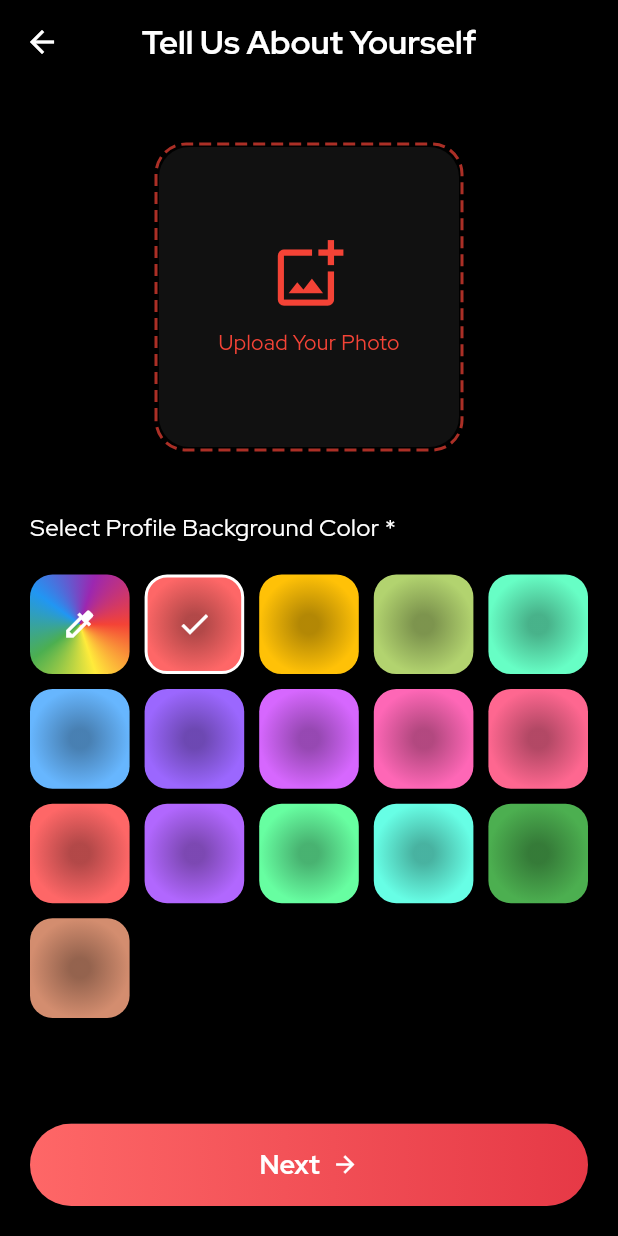
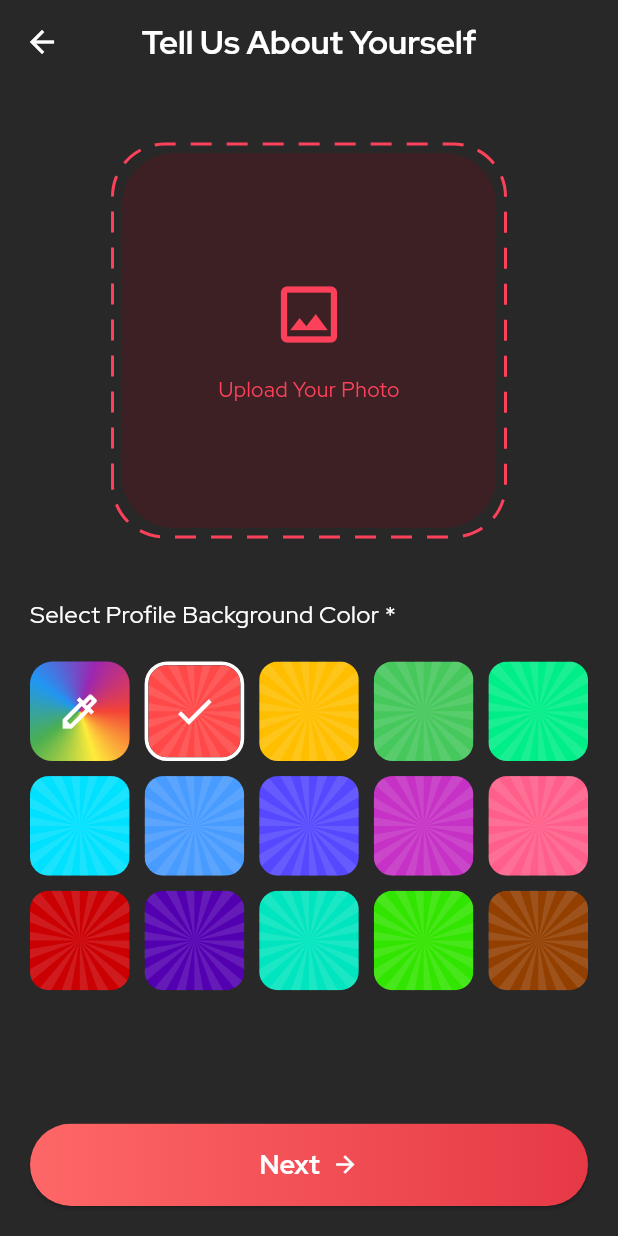
Before and after one commit to abeera-zainab/appsip, a Flutter app: the TellUsAboutYourselfScreen screen opened directly, after a tap on "Upload Your Photo", on a phone screen of 412 x 824 dp. Run offline on Flutter 3.47's test engine with Material 3 defaults, Android fonts, the phone set to English and light mode, and no system bars; drawn by our look-alikes of dotted_border; our stand-ins replace image_picker.

Commit message:
Modified Tell Us About Yourself Screen

```diff
--- a/lib/main.dart
+++ b/lib/main.dart
@@ -6,7 +6,7 @@ import 'package:appsip/screens/main_screen_shell.dart';
 
 // --- Define App Colors ---
 class AppColors {
-  static const Color background = Color.fromARGB(102, 18, 18, 18);
+  static const Color background = Color(0xFF1C1D21);
   static const Color cardColor = Color(0xFF1E1E1E);
   static const Color primaryRed = Color(0xFFE53935);
   static const Color textPrimary = Colors.white;
@@ -68,9 +68,9 @@ class MyApp extends StatelessWidget {
         ),
       ),
       home:
-     const InvitationKeyScreen()
+     //const InvitationKeyScreen()
      // const MainScreenShell(),
-       //const TellUsAboutYourselfScreen(),
+       const TellUsAboutYourselfScreen(),
 
     );
   }
--- a/lib/screens/invitation_screen.dart
+++ b/lib/screens/invitation_screen.dart
@@ -25,7 +25,7 @@ class _InvitationKeyScreenState extends State<InvitationKeyScreen> {
     return Scaffold(
       appBar: AppBar(
         title: const Text("Enter Invitation Key"),
-        backgroundColor: Colors.transparent,
+        backgroundColor: AppColors.background,
         elevation: 0,
         centerTitle: true,
       ),
--- a/lib/screens/redeems_screen.dart
+++ b/lib/screens/redeems_screen.dart
@@ -77,7 +77,7 @@ class _RedeemsScreenState extends State<RedeemsScreen> {
         ),
         Container(
           padding: const EdgeInsets.symmetric(horizontal: 12, vertical: 8),
-          decoration: BoxDecoration(color: AppColors.cardColor, borderRadius: BorderRadius.circular(20)),
+          decoration: BoxDecoration(color: AppColors.cardColorsecondary, borderRadius: BorderRadius.circular(20)),
           child: const Row(
             children: [
               Icon(Icons.account_balance_wallet_outlined, size: 20, color: AppColors.textSecondary),
@@ -97,7 +97,7 @@ class _RedeemsScreenState extends State<RedeemsScreen> {
           title: 'Overview',
           trailing: Container(
             padding: const EdgeInsets.symmetric(horizontal: 12, vertical: 6),
-            decoration: BoxDecoration(color: AppColors.cardColor, borderRadius: BorderRadius.circular(20)),
+            decoration: BoxDecoration(color: AppColors.cardColorsecondary, borderRadius: BorderRadius.circular(20)),
             child: const Row(
               children: [
                 Text('Today', style: TextStyle(color: Colors.white)),
@@ -146,7 +146,7 @@ class _RedeemsScreenState extends State<RedeemsScreen> {
           return Chip(
             label: Text(filters[index]),
             labelStyle: const TextStyle(color: AppColors.textSecondary),
-            backgroundColor: AppColors.cardColor,
+            backgroundColor: AppColors.cardColorsecondary,
             side: BorderSide.none,
             shape: RoundedRectangleBorder(borderRadius: BorderRadius.circular(20)),
           );
@@ -176,7 +176,7 @@ class OverviewCard extends StatelessWidget {
   Widget build(BuildContext context) {
     return Container(
       padding: const EdgeInsets.all(16),
-      decoration: BoxDecoration(color: AppColors.cardColor, borderRadius: BorderRadius.circular(16)),
+      decoration: BoxDecoration(color: AppColors.cardColorsecondary, borderRadius: BorderRadius.circular(16)),
       child: Column(
         children: [
           Text(title, style: const TextStyle(color: AppColors.textSecondary, fontSize: 14)),
@@ -197,7 +197,7 @@ class RedemptionListItem extends StatelessWidget {
     final isGold = redemption.type == PassType.Gold;
     return Container(
       padding: const EdgeInsets.all(16),
-      decoration: BoxDecoration(color: AppColors.cardColor, borderRadius: BorderRadius.circular(16)),
+      decoration: BoxDecoration(color: AppColors.cardColorsecondary, borderRadius: BorderRadius.circular(16)),
       child: Row(
         children: [
           Expanded(
--- a/lib/screens/register_screen.dart
+++ b/lib/screens/register_screen.dart
@@ -28,7 +28,7 @@ class _RegisterBartenderScreenState extends State<RegisterBartenderScreen> {
     return Scaffold(
       appBar: AppBar(
         title: const Text("Register as Bartender"),
-        backgroundColor: Colors.transparent,
+        backgroundColor: AppColors.background,
         elevation: 0,
         centerTitle: true,
       ),
--- a/lib/screens/tell_us_about_yourself_screen.dart
+++ b/lib/screens/tell_us_about_yourself_screen.dart
@@ -1,13 +1,38 @@
-// ignore_for_file: deprecated_member_use
+// ignore_for_file: deprecated_member_use, avoid_print
 
-import 'dart:io'; // Required for the File type
+import 'dart:io';
+import 'dart:math';
 import 'package:appsip/screens/edit_bank.dart';
-import 'package:appsip/screens/edit_bank_details_screen.dart';
+import 'package:appsip/screens/edit_bank.dart';
 import 'package:flutter/material.dart';
-import 'package:appsip/main.dart';
-import 'package:image_picker/image_picker.dart'; // For image picking
-import 'package:dotted_border/dotted_border.dart'; // For the dashed border
+import 'package:image_picker/image_picker.dart';
+import 'package:dotted_border/dotted_border.dart'; // IMPORT THIS PACKAGE
 
+// --- SUNBURST PAINTER (Unchanged) ---
+class SunburstPainter extends CustomPainter {
+  @override
+  void paint(Canvas canvas, Size size) {
+    final center = size.center(Offset.zero);
+    final radius = size.width;
+    const int numberOfDarkRays = 18;
+    const int totalSectors = numberOfDarkRays * 2;
+    final anglePerSector = (2 * pi) / totalSectors;
+    final paint = Paint()
+      ..color = const Color.fromARGB(238, 245, 243, 243).withOpacity(0.11)
+      ..style = PaintingStyle.fill;
+    final rect = Rect.fromCircle(center: center, radius: radius);
+    for (int i = 0; i < totalSectors; i++) {
+      if (i.isEven) {
+        final startAngle = i * anglePerSector;
+        canvas.drawArc(rect, startAngle, anglePerSector, true, paint);
+      }
+    }
+  }
+  @override
+  bool shouldRepaint(covariant CustomPainter oldDelegate) => false;
+}
+
+// --- MAIN SCREEN WIDGET ---
 class TellUsAboutYourselfScreen extends StatefulWidget {
   const TellUsAboutYourselfScreen({super.key});
 
@@ -17,39 +42,31 @@ class TellUsAboutYourselfScreen extends StatefulWidget {
 }
 
 class _TellUsAboutYourselfScreenState extends State<TellUsAboutYourselfScreen> {
-  // State variables to hold the selected image file and the selected color index
   File? _selectedImage;
-  int _selectedColorIndex = 1; // Default selection is the 2nd item (index 1)
+  int _selectedColorIndex = 1;
 
-  // A list of colors for the background selector.
-  // The first one is a placeholder for the color picker functionality.
   final List<Color> _backgroundColors = [
-    Colors.transparent, // Placeholder for rainbow picker
-    const Color(0xFFFE6767),
-    const Color(0xFFFFC107),
-    const Color(0xFFB2D36F),
-    const Color(0xFF67FEC5),
-    const Color(0xFF67B6FE),
-    const Color(0xFF9B67FE),
-    const Color(0xFFD667FE),
-    const Color(0xFFFE67B6),
-    const Color(0xFFFE6790),
-    const Color(0xFFFE6767),
-    const Color(0xFFB167FE),
-    const Color(0xFF67FEA1),
-    const Color(0xFF67FEE5),
-    const Color(0xFF4CAF50),
-    const Color(0xFFD38D6F),
+    Colors.transparent,
+    const Color(0xFFFF4848),
+    const Color(0xFFFFBF00),
+    const Color(0xFF46C85C),
+    const Color(0xFF00EE87),
+    const Color(0xFF00E1FF),
+    const Color(0xFF489BFF),
+    const Color(0xFF5548FF),
+    const Color(0xFFC532C5),
+    const Color(0xFFFF5F8A),
+    const Color(0xFFCA0003),
+    const Color(0xFF5300B1),
+    const Color(0xFF00E5BF),
+    const Color(0xFF32E500),
+    const Color(0xFF923F00),
   ];
 
-  // Function to handle picking an image from the gallery
   Future<void> _pickImage() async {
     final imagePicker = ImagePicker();
-    // Use .pickImage to open the gallery
     final pickedFile = await imagePicker.pickImage(source: ImageSource.gallery);
-
     if (pickedFile != null) {
-      // If an image is selected, update the state to rebuild the UI
       setState(() {
         _selectedImage = File(pickedFile.path);
       });
@@ -59,9 +76,9 @@ class _TellUsAboutYourselfScreenState extends State<TellUsAboutYourselfScreen> {
   @override
   Widget build(BuildContext context) {
     return Scaffold(
-      backgroundColor: Colors.black,
+      backgroundColor: const Color(0xFF282828),
       appBar: AppBar(
-        backgroundColor: Colors.black,
+        backgroundColor: const Color(0xFF282828),
         elevation: 0,
         leading: IconButton(
           icon: const Icon(Icons.arrow_back, color: Colors.white),
@@ -80,11 +97,9 @@ class _TellUsAboutYourselfScreenState extends State<TellUsAboutYourselfScreen> {
             crossAxisAlignment: CrossAxisAlignment.start,
             children: [
               const SizedBox(height: 20),
-              // --- Photo Upload Section ---
+              // This method now uses DottedBorder
               _buildPhotoUpload(),
               const SizedBox(height: 40),
-
-              // --- Background Color Selection ---
               const Text(
                 'Select Profile Background Color *',
                 style: TextStyle(color: Colors.white, fontSize: 16),
@@ -95,53 +110,62 @@ class _TellUsAboutYourselfScreenState extends State<TellUsAboutYourselfScreen> {
           ),
         ),
       ),
-      // --- Bottom Navigation Button ---
       bottomNavigationBar: _buildNextButton(),
     );
   }
 
+  // --- REBUILT PHOTO UPLOAD WIDGET USING DOTTED_BORDER ---
   Widget _buildPhotoUpload() {
+    const Color accentRed = Color(0xFFFE415B);
+    const Color innerBgColor = Color(0xFF3C2023);
+    const double containerSize = 250;
+    const Radius cornerRadius = Radius.circular(35);
+
     return Center(
       child: GestureDetector(
-        onTap: _pickImage, // Trigger the image picker on tap
+        onTap: _pickImage,
         child: DottedBorder(
-          color: Colors.red.withOpacity(0.7),
+          color: accentRed,
           strokeWidth: 2,
-          dashPattern: const [8, 4],
-          borderType: BorderType.RRect,
-          radius: const Radius.circular(20),
+          borderType: BorderType.RRect, // For rounded rectangle
+          radius: cornerRadius,
+
+          dashPattern: const [14, 10],
+          padding: const EdgeInsets.all(6), // Add some padding between border and content
+          child: ClipRRect(
+            borderRadius: const BorderRadius.all(cornerRadius),
             child: Container(
-            width: 200,
-            height: 200,
-            decoration: BoxDecoration(
-              color: Colors.grey.shade900.withOpacity(0.5),
-              borderRadius: BorderRadius.circular(20),
-            ),
-            // Display the selected image or the placeholder
+              width: containerSize,
+              height: containerSize,
+              color: innerBgColor,
               child: _selectedImage != null
-                ? ClipRRect(
-                    borderRadius: BorderRadius.circular(18),
-                    child: Image.file(
+                  ? Image.file(
                       _selectedImage!,
                       fit: BoxFit.cover,
                       width: double.infinity,
                       height: double.infinity,
-                    ),
                     )
-                : const Column(
+                  : const Center(
+                      child: Column(
                         mainAxisAlignment: MainAxisAlignment.center,
                         children: [
                           Icon(
-                        Icons.add_photo_alternate_outlined,
-                        color: Colors.red,
+                            Icons.image_outlined,
+                            color: accentRed,
                             size: 50,
                           ),
-                      SizedBox(height: 10),
+                          SizedBox(height: 15),
                           Text(
                             'Upload Your Photo',
-                        style: TextStyle(color: Colors.red),
+                            style: TextStyle(
+                              color: accentRed,
+                              fontSize: 14,
+                              fontWeight: FontWeight.normal,
+                            ),
                           ),
                         ],
+                      ),
+                    ),
             ),
           ),
         ),
@@ -149,13 +173,15 @@ class _TellUsAboutYourselfScreenState extends State<TellUsAboutYourselfScreen> {
     );
   }
 
+
+  // --- UNCHANGED WIDGETS BELOW ---
   Widget _buildColorGrid() {
     return GridView.builder(
-      shrinkWrap: true, // Important to use inside a Column
-      physics: const NeverScrollableScrollPhysics(), // Disable scrolling of the grid itself
+      shrinkWrap: true,
+      physics: const NeverScrollableScrollPhysics(),
       itemCount: _backgroundColors.length,
       gridDelegate: const SliverGridDelegateWithFixedCrossAxisCount(
-        crossAxisCount: 5, // 5 items per row
+        crossAxisCount: 5,
         crossAxisSpacing: 10,
         mainAxisSpacing: 10,
       ),
@@ -163,13 +189,9 @@ class _TellUsAboutYourselfScreenState extends State<TellUsAboutYourselfScreen> {
         final color = _backgroundColors[index];
         final isSelected = _selectedColorIndex == index;
 
-        // Special case for the first item (the rainbow color picker)
         if (index == 0) {
           return GestureDetector(
-            onTap: () {
-              // TODO: Implement custom color picker logic here
-              print('Color picker tapped');
-            },
+            onTap: () => print('Color picker tapped'),
             child: Container(
               decoration: BoxDecoration(
                 borderRadius: BorderRadius.circular(15),
@@ -178,13 +200,13 @@ class _TellUsAboutYourselfScreenState extends State<TellUsAboutYourselfScreen> {
                     Colors.red, Colors.yellow, Colors.green, Colors.blue, Colors.purple, Colors.red
                   ],
                 ),
+                border: isSelected ? Border.all(color: Colors.white, width: 2.5) : null,
               ),
-              child: const Icon(Icons.colorize, color: Colors.white),
+              child: const Icon(Icons.colorize_outlined, color: Colors.white, size: 30),
             ),
           );
         }
 
-        // For all other color swatches
         return GestureDetector(
           onTap: () {
             setState(() {
@@ -194,19 +216,25 @@ class _TellUsAboutYourselfScreenState extends State<TellUsAboutYourselfScreen> {
           child: Container(
             decoration: BoxDecoration(
               borderRadius: BorderRadius.circular(15),
-              // The sunburst effect is created with a RadialGradient
-              gradient: RadialGradient(
-                // ignore: deprecated_member_use
-                colors: [color.withOpacity(0.7), color],
-                stops: const [0.2, 1.0],
-              ),
               border: isSelected
-                  ? Border.all(color: Colors.white, width: 2)
+                  ? Border.all(color: Colors.white, width: 2.5)
                   : null,
             ),
-            child: isSelected
-                ? const Icon(Icons.check, color: Colors.white)
-                : null,
+            child: ClipRRect(
+              borderRadius: BorderRadius.circular(12.5),
+              child: Stack(
+                alignment: Alignment.center,
+                children: [
+                  Container(color: color),
+                  CustomPaint(
+                    size: Size.infinite,
+                    painter: SunburstPainter(),
+                  ),
+                  if (isSelected)
+                    const Icon(Icons.check, color: Colors.white, size: 30),
+                ],
+              ),
+            ),
           ),
         );
       },
@@ -218,7 +246,6 @@ class _TellUsAboutYourselfScreenState extends State<TellUsAboutYourselfScreen> {
       padding: const EdgeInsets.symmetric(horizontal: 20.0, vertical: 20.0),
       child: ElevatedButton(
         onPressed: () {
-          // TODO: Add navigation to the next screen
           print('Next button pressed!');
           Navigator.push(
             context,
@@ -228,12 +255,11 @@ class _TellUsAboutYourselfScreenState extends State<TellUsAboutYourselfScreen> {
           print('Selected color: ${_backgroundColors[_selectedColorIndex]}');
         },
         style: ElevatedButton.styleFrom(
-          padding: EdgeInsets.zero, // Remove default padding
+          padding: EdgeInsets.zero,
           shape: RoundedRectangleBorder(
             borderRadius: BorderRadius.circular(30),
           ),
         ),
-        // The child is a Container with the gradient
         child: Ink(
           decoration: BoxDecoration(
             gradient: const LinearGradient(
```
Also changed, not shown: lib/screens/challenges_screen.dart (+68 -20 lines). Lines whose indentation alone changed are shown as unchanged.
